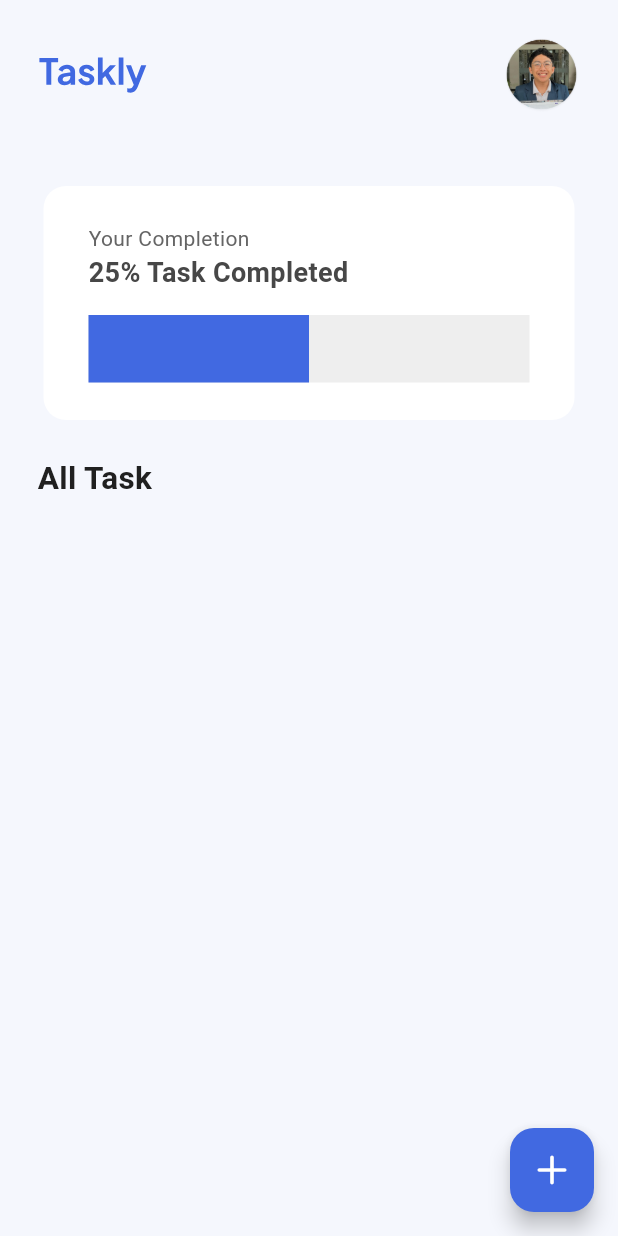
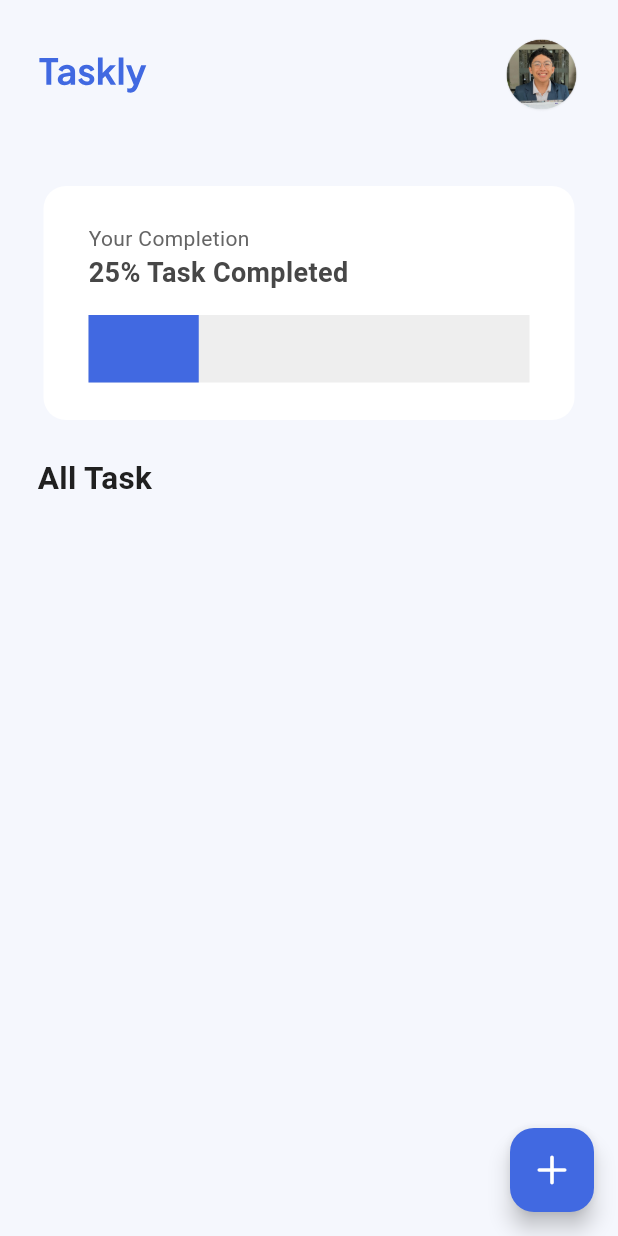
Before and after one commit to zulfianaauliasyafa/tudu, a Flutter app: the screen it shows after launch, after a tap on "Daftar", after a tap on "Go to Home", on a phone screen of 412 x 824 dp. Run offline on Flutter 3.47's test engine with Material 3 defaults, Android fonts, the phone set to English and light mode, and no system bars; our stand-ins replace firebase_auth, firebase_core, firebase_database, flutter_svg; accounts and stored records are empty.

Commit message:
hafizh's second commit

```diff
--- a/lib/main.dart
+++ b/lib/main.dart
@@ -16,6 +16,8 @@ Future<void> main() async {
         appId: "1:391644262607:web:6b42f9f9e752c9d36e87ba",
         messagingSenderId: "391644262607",
         projectId: "project-akhir-pam-4f1a1",
+        databaseURL:
+            "https://project-akhir-pam-4f1a1-default-rtdb.asia-southeast1.firebasedatabase.app",
       ),
     );
   } else {
--- a/lib/pages/home_page.dart
+++ b/lib/pages/home_page.dart
@@ -1,11 +1,12 @@
 import 'dart:ui';
-
 import 'package:firebase_auth/firebase_auth.dart';
+import 'package:firebase_core/firebase_core.dart';
+import 'package:firebase_database/firebase_database.dart';
 import 'package:flutter/material.dart';
 import 'package:flutter_svg/flutter_svg.dart';
-import 'package:taskly/components/todo_card.dart';
 import 'package:taskly/pages/addtask_page.dart';
 import 'package:taskly/pages/login_page.dart';
+import 'package:taskly/components/todo_card.dart';
 
 class HomePage extends StatefulWidget {
   const HomePage({super.key});
@@ -15,26 +16,106 @@ class HomePage extends StatefulWidget {
 }
 
 class _HomePageState extends State<HomePage> {
-  List toDoList = [];
-
+  List<Map<String, dynamic>> toDoList = [];
   bool _isLogoutVisible = false;
 
-  void checkBoxChanged(int index) {
-    setState(() {
-      toDoList[index][1] = !toDoList[index][1];
+  @override
+  void initState() {
+    super.initState();
+    _fetchTasksFromDatabase();
+  }
+
+  Future<void> _fetchTasksFromDatabase() async {
+    try {
+      final user = FirebaseAuth.instance.currentUser;
+      if (user == null) {
+        ScaffoldMessenger.of(context).showSnackBar(
+          const SnackBar(
+            content: Text('User is not logged in!'),
+          ),
+        );
+        return;
+      }
+
+      final uid = user.uid;
+      final taskRef = FirebaseDatabase.instanceFor(
+        app: Firebase.app(),
+        databaseURL: "https://project-akhir-pam-4f1a1-default-rtdb.asia-southeast1.firebasedatabase.app",
+      ).ref().child('tasks').child(uid);
+
+      // Listen to changes in the database
+      taskRef.onValue.listen((event) {
+        final data = event.snapshot.value as Map?;
+        final List<Map<String, dynamic>> fetchedTasks = [];
+
+        if (data != null) {
+          data.forEach((taskId, value) {
+            fetchedTasks.add({
+              'id': taskId,
+              'title': value['title'],
+              'notes': value['notes'],
+              'timestamp': value['timestamp'],
+              'completed': value['completed'] ?? false,
+            });
           });
         }
 
-  // Function to handle logout
+        setState(() {
+          toDoList = fetchedTasks;
+        });
+      });
+    } catch (e) {
+      ScaffoldMessenger.of(context).showSnackBar(
+        SnackBar(content: Text('Failed to fetch tasks: $e')),
+      );
+    }
+  }
+
+  Future<void> checkBoxChanged(int index, bool? value) async {
+    if (value == null) return;
+
+    try {
+      final user = FirebaseAuth.instance.currentUser;
+      if (user == null) {
+        ScaffoldMessenger.of(context).showSnackBar(
+          const SnackBar(content: Text('User is not logged in!')),
+        );
+        return;
+      }
+
+      final uid = user.uid;
+      final taskId = toDoList[index]['id'];
+      final taskRef = FirebaseDatabase.instanceFor(
+        app: Firebase.app(),
+        databaseURL: "https://project-akhir-pam-4f1a1-default-rtdb.asia-southeast1.firebasedatabase.app",
+      ).ref().child('tasks').child(uid).child(taskId);
+
+      // Update the "completed" status in the database
+      await taskRef.update({'completed': value});
+
+      setState(() {
+      toDoList[index]['completed'] = value;
+
+      toDoList.sort((a, b) {
+        if (a['completed'] == b['completed']) return 0;
+        return a['completed'] ? 1 : -1;
+      });
+    });
+    } catch (e) {
+      ScaffoldMessenger.of(context).showSnackBar(
+        SnackBar(content: Text('Failed to update task: $e')),
+      );
+    }
+  }
+
   Future<void> _handleLogout(BuildContext context) async {
     try {
-      await FirebaseAuth.instance.signOut(); // Sign out from Firebase
+      await FirebaseAuth.instance.signOut();
       Navigator.pushReplacement(
         context,
         MaterialPageRoute(builder: (context) => LoginPage()),
       );
     } catch (e) {
-      // Handle errors (optional)
       ScaffoldMessenger.of(context).showSnackBar(
         SnackBar(content: Text('Failed to log out: $e')),
       );
@@ -60,17 +141,22 @@ class _HomePageState extends State<HomePage> {
             mainAxisAlignment: MainAxisAlignment.spaceBetween,
             children: [
               SvgPicture.asset('images/taskly-home.svg'),
-              Image.asset(
+              GestureDetector(
+                onTap: _toggleLogoutButton,
+                child: Image.asset(
                   'images/profile.png',
                   height: 50,
                   width: 50,
                   fit: BoxFit.contain,
                 ),
+              ),
             ],
           ),
         ),
       ),
-      body: ListView(
+      body: Stack(
+        children: [
+          ListView(
             children: [
               Padding(
                 padding: const EdgeInsets.symmetric(horizontal: 25, vertical: 20),
@@ -87,27 +173,20 @@ class _HomePageState extends State<HomePage> {
                       children: [
                         const Text(
                           'Your Completion',
-                      style: TextStyle(
-                        fontSize: 14,
-                        color: Color(0xFF656565),
-                      ),
+                          style: TextStyle(fontSize: 14, color: Color(0xFF656565)),
                         ),
                         const Text(
                           '25% Task Completed',
                           style: TextStyle(
-                        fontSize: 18,
-                        fontWeight: FontWeight.bold,
-                        color: Color(0xFF474747),
-                      ),
+                              fontSize: 18, fontWeight: FontWeight.bold, color: Color(0xFF474747)),
                         ),
                         const SizedBox(height: 15),
                         Container(
                         height: 45,
                         child: LinearProgressIndicator(
-                        value: 0.5,
+                          value: 0.25,
                           backgroundColor: Colors.grey[200],
-                        valueColor:
-                            AlwaysStoppedAnimation<Color>(const Color(0xFF4169E1)),
+                          valueColor: const AlwaysStoppedAnimation<Color>(Color(0xFF4169E1)),
                         ),
                         ),
                       ],
@@ -119,40 +198,27 @@ class _HomePageState extends State<HomePage> {
                 padding: EdgeInsets.symmetric(horizontal: 25),
                 child: Text(
                   'All Task',
-              style: TextStyle(
-                fontSize: 21,
-                fontWeight: FontWeight.bold,
-                color: Color(0xFF202020),
+                  style: TextStyle(fontSize: 21, fontWeight: FontWeight.bold, color: Color(0xFF202020)),
                 ),
               ),
-          ),
-          Container(
-            height: 350,
-            child: Column(
+              Column(
                 children: toDoList.map((item) {
                   int index = toDoList.indexOf(item);
                   return TodoCard(
-                  taskName: item[0],
-                  taskCompleted: item[1],
-                  onChanged: (value) => checkBoxChanged(index),
+                    taskName: item['title'],
+                    taskCompleted: item['completed'],
+                    onChanged: (value) => checkBoxChanged(index, value),
                   );
                 }).toList(),
               ),
+            ],
           ),
-                    // If logout button is visible, blur the background
-          if (_isLogoutVisible)
+          if (_isLogoutVisible) ...[
             BackdropFilter(
               filter: ImageFilter.blur(sigmaX: 5.0, sigmaY: 5.0),
-              child: Container(
-                color: Colors.black.withOpacity(0.3),
+              child: Container(color: Colors.black.withOpacity(0.3)),
             ),
-            ),
-
-          // Logout button container
-          if (_isLogoutVisible)
-            Positioned(
-              bottom: 40,
-              left: MediaQuery.of(context).size.width * 0.4, // Center the logout button
+            Center(
               child: GestureDetector(
                 onTap: () => _handleLogout(context),
                 child: Container(
@@ -165,23 +231,23 @@ class _HomePageState extends State<HomePage> {
                         color: Colors.grey.withOpacity(0.3),
                         spreadRadius: 2,
                         blurRadius: 6,
-                        offset: const Offset(0, 3), // changes position of shadow
+                        offset: const Offset(0, 3),
                       ),
                     ],
                   ),
                   child: const Text(
                     'Logout',
-                    style: TextStyle(
-                      color: Colors.red,
-                      fontWeight: FontWeight.bold,
-                    ),
+                    style: TextStyle(color: Colors.red, fontWeight: FontWeight.bold),
                   ),
                 ),
               ),
             ),
           ],
+        ],
       ),
-      floatingActionButton: FloatingActionButton(
+      floatingActionButton: _isLogoutVisible
+          ? null
+          : FloatingActionButton(
               onPressed: () {
                 Navigator.push(
                   context,
--- a/pubspec.yaml
+++ b/pubspec.yaml
@@ -13,6 +13,7 @@ dependencies:
   firebase_core: ^3.8.1
   cloud_firestore: ^5.5.1
   firebase_auth: ^5.3.4
+  firebase_database: ^11.2.0
 
 dev_dependencies:
   flutter_test:
```
Also changed, not shown: lib/pages/addtask_page.dart (+46 -2 lines), pubspec.lock, 1 other file. Lines whose indentation alone changed are shown as unchanged.
